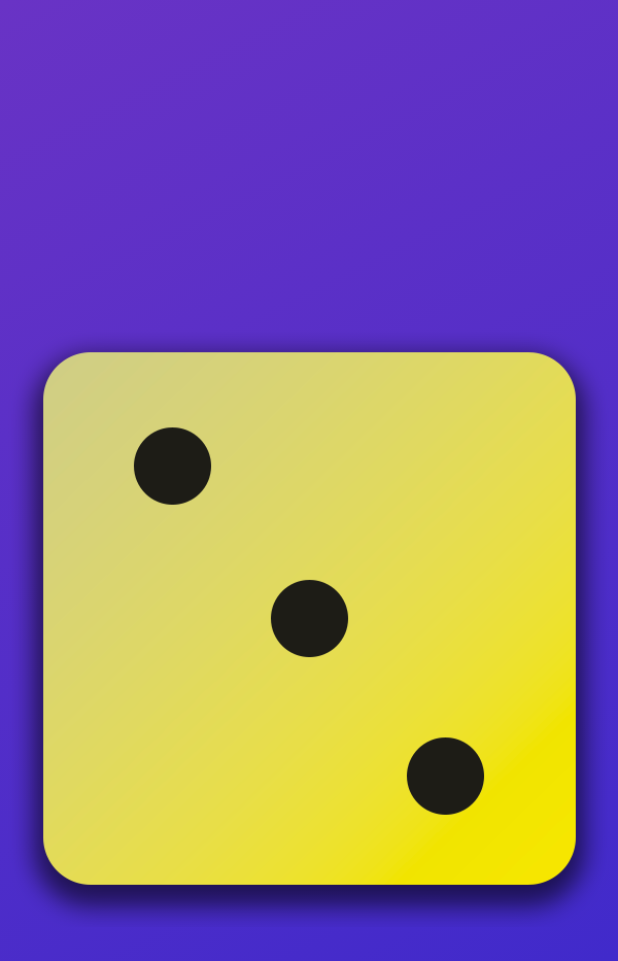
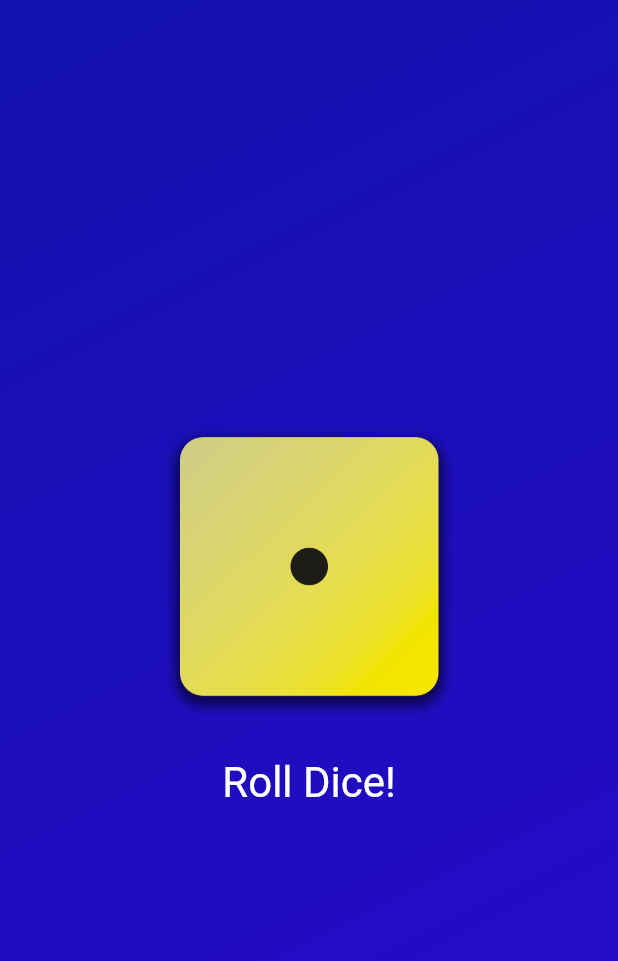
Before and after one commit to Korkmaz96/Roll_Dice_app, a Flutter app: the screen it shows after launch, on a phone screen of 412 x 824 dp. Shown: the top 961 px of the screen. Run offline on Flutter 3.47's test engine with Material 3 defaults, Android fonts, the phone set to English and light mode, and no system bars.

Commit message:
implemented stateful-widget and number generator for the Dice final tuning of the project

```diff
--- /dev/null
+++ b/lib/dice_roller.dart
@@ -0,0 +1,48 @@
+import 'package:flutter/material.dart';
+import 'dart:math';
+
+final randomizer = Random();
+
+class DiceRoller extends StatefulWidget {
+  const DiceRoller({super.key});
+
+  @override
+  State<DiceRoller> createState() {
+    return _DiceRollerState();
+  }
+}
+
+class _DiceRollerState extends State<DiceRoller> {
+  var currentDiceRoll = 1;
+
+  void rollDice() {
+    setState(() {
+      currentDiceRoll = randomizer.nextInt(6) + 1;
+    });
+  }
+
+  @override
+  Widget build(context) {
+    return Column(
+      mainAxisSize: MainAxisSize.min,
+      children: [
+        Image.asset(
+          'assets/images/dice-$currentDiceRoll.png',
+          width: 200,
+        ),
+        const SizedBox(height: 20),
+        TextButton(
+          onPressed: rollDice,
+          style: TextButton.styleFrom(
+            /* padding: const EdgeInsets.only(
+                top: 20
+                   ), */
+            foregroundColor: Colors.white,
+            textStyle: const TextStyle(fontSize: 28),
+          ),
+          child: const Text('Roll Dice!'),
+        )
+      ],
+    );
+  }
+}
--- a/lib/gradient_container.dart
+++ b/lib/gradient_container.dart
@@ -1,4 +1,5 @@
 import 'package:flutter/material.dart';
+import 'package:second_app/dice_roller.dart';
 
 const startAlignment = Alignment.topLeft;
 const endAlignment = Alignment.bottomRight;
@@ -7,11 +8,12 @@ class GradientContainer extends StatelessWidget {
   const GradientContainer(this.color1, this.color2, {super.key});
 
   const GradientContainer.purple({super.key})
-      : color1 = Colors.deepPurple,
-        color2 = Colors.indigo;
+      : color1 =  Colors.deepPurple,
+        color2 =  Colors.indigo;
 
   final Color color1;
   final Color color2;
+
 
   @override
   Widget build(context) {
@@ -23,8 +25,8 @@ class GradientContainer extends StatelessWidget {
           end: endAlignment,
         ),
       ),
-      child: Center(
-        child: Image.asset('assets/images/dice-3.png'),
+      child: const Center(
+        child: DiceRoller(),
       ),
     );
   }
--- a/lib/main.dart
+++ b/lib/main.dart
@@ -1,14 +1,13 @@
 import 'package:flutter/material.dart';
 import 'package:second_app/gradient_container.dart';
-
 
 void main() {
   runApp(
     const MaterialApp(
       home: Scaffold(
         body: GradientContainer(
-          Color.fromARGB(255, 105, 51, 197),
-          Color.fromARGB(255, 56, 40, 204)),
+          Color.fromARGB(255, 18, 18, 174),
+          Color.fromARGB(255, 41, 9, 203)),
       ),
     ),
   );
```
